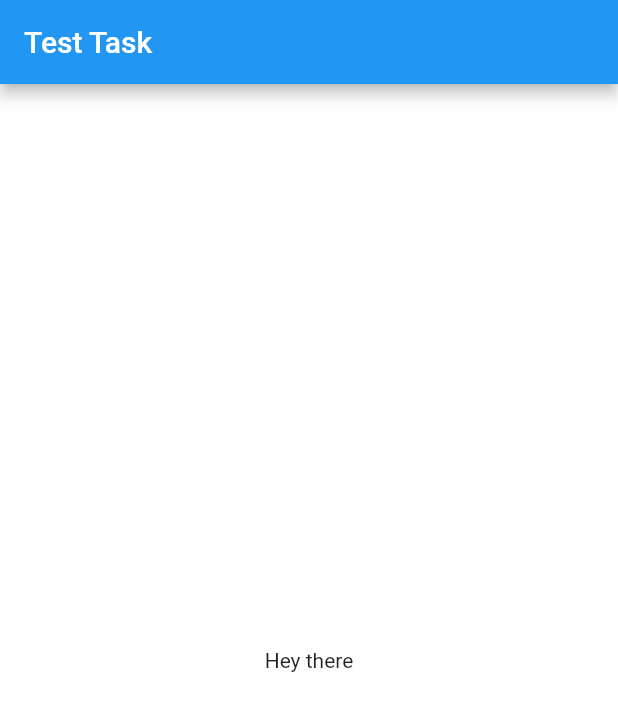
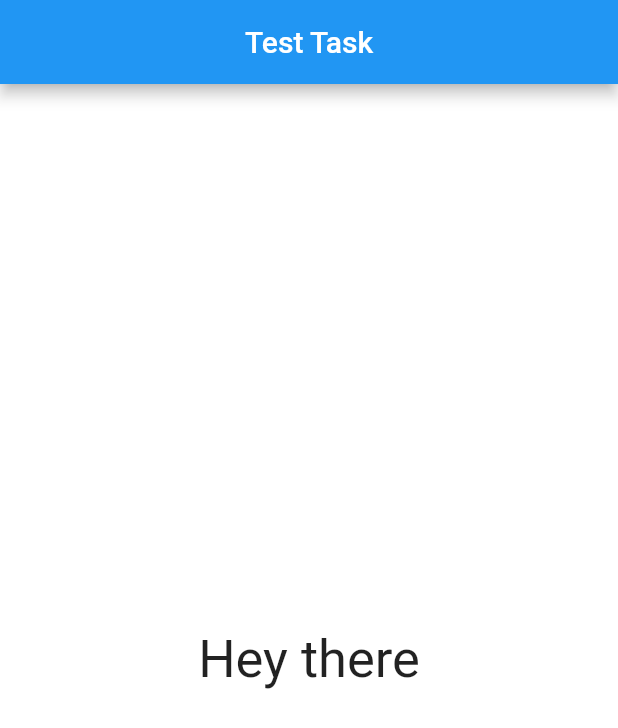
Before and after one commit to MrKrodbon/eugene_test_task_flutter, a Flutter app: the screen it shows after launch, on a phone screen of 412 x 824 dp. Shown: the top 728 px of the screen. Run offline on Flutter 3.47's test engine with Material 2 defaults, Android fonts, the phone set to English and light mode, and no system bars.

Commit message:
Changed text style of title and body

```diff
--- a/lib/widgets/color_change_screen.dart
+++ b/lib/widgets/color_change_screen.dart
@@ -1,4 +1,5 @@
 import 'dart:math';
+import 'dart:ui';
 
 import 'package:eugenesoshyn_testtaskflutter/resources/app_colors.dart';
 import 'package:flutter/material.dart';
@@ -30,14 +31,21 @@ class _ColorChangeScreenState extends State<ColorChangeScreen> {
   Widget build(BuildContext context) {
     return Scaffold(
       appBar: AppBar(
-        title: const Text('Test Task'),
+        title: const Text(
+          'Test Task',
+          style: TextStyle(fontSize: 20),
+        ),
+        centerTitle: true,
       ),
       body: GestureDetector(
         onTap: () => randomizeBackgroundColor(),
         child: Container(
           color: _color,
           child: const Center(
-            child: Text('Hey there'),
+            child: Text(
+              'Hey there',
+              style: TextStyle(fontSize: 35),
+            ),
           ),
         ),
       ),
```
